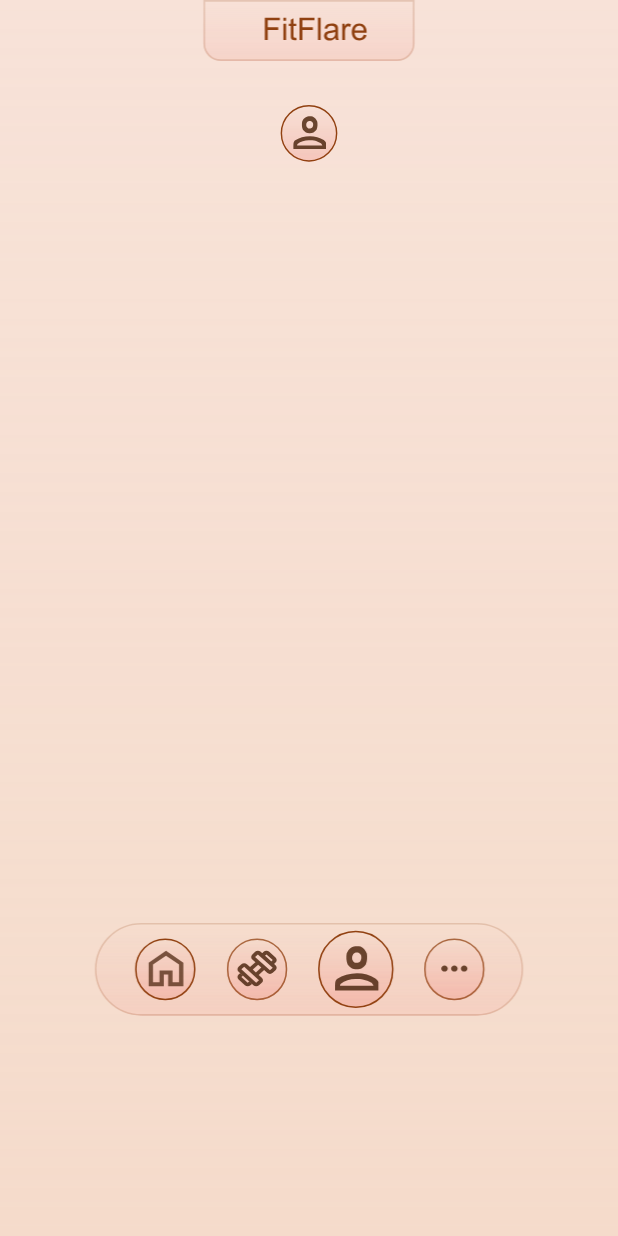
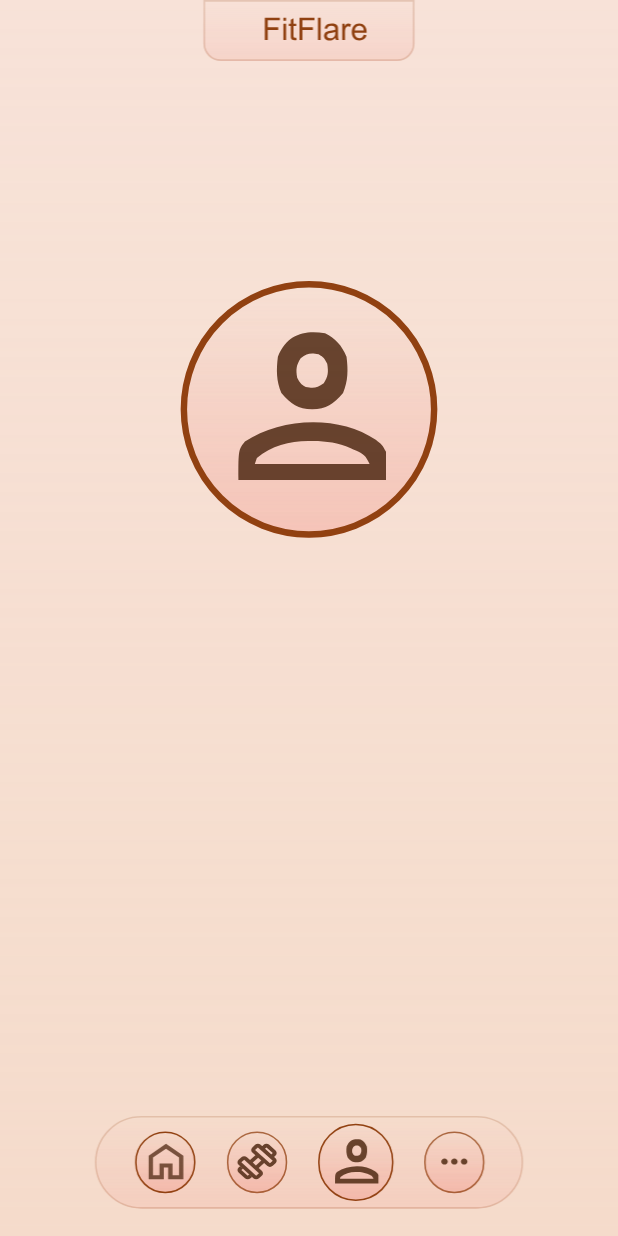
Before and after one commit to sneri12pic/FitnessApp, an Android app: the ProfileActivity screen opened directly, with no data from a screen before it, on a phone screen of 412 x 824 dp. Run offline under Robolectric (Android 15) with nearby library versions, the light colour scheme and no system bars.

Commit message:
Buttons - Margin for btn was corrected - Image margin was corrected

```diff
--- a/app/src/main/res/layout/activity_profile.xml
+++ b/app/src/main/res/layout/activity_profile.xml
@@ -1,75 +1,75 @@
-<?xml version="1.0" encoding="utf-8"?>
-<LinearLayout xmlns:android="http://schemas.android.com/apk/res/android"
-    xmlns:app="http://schemas.android.com/apk/res-auto"
+<RelativeLayout xmlns:android="http://schemas.android.com/apk/res/android"
     xmlns:tools="http://schemas.android.com/tools"
     android:layout_width="match_parent"
     android:layout_height="match_parent"
     android:fitsSystemWindows="true"
     tools:context=".ProfileActivity"
-    android:orientation="vertical"
     android:background="@drawable/background">
 
     <ImageView
         android:id="@+id/name"
         android:layout_width="match_parent"
         android:layout_height="50dp"
-        android:layout_gravity="center"
-        android:layout_marginTop="0dp"
+        android:layout_centerHorizontal="true"
         android:src="@drawable/name" />
 
     <ImageView
         android:id="@+id/profile_picture"
-        android:layout_width="45dp"
-        android:layout_height="45dp"
-        android:layout_gravity="center"
+        android:layout_width="205dp"
+        android:layout_height="440dp"
+        android:layout_below="@id/name"
+        android:layout_centerHorizontal="true"
         android:layout_marginTop="20dp"
         android:src="@drawable/profile_icon" />
 
     <RelativeLayout
-        android:layout_width="wrap_content"
+        android:layout_width="match_parent"
         android:layout_height="wrap_content"
-        android:layout_marginLeft="0dp"
-        android:layout_marginTop="500dp"
-        android:orientation="horizontal">
+        android:layout_alignParentBottom="true"
+        android:layout_marginBottom="10dp">
 
         <ImageView
             android:id="@+id/panel_bottom"
             android:layout_width="match_parent"
             android:layout_height="70dp"
-            android:layout_gravity="center"
+            android:layout_centerHorizontal="true"
             android:src="@drawable/panelbottomprofile" />
 
         <LinearLayout
-            android:layout_width="wrap_content"
-            android:layout_height="wrap_content"
-            android:layout_marginLeft="67dp"
-            android:layout_marginTop="8dp">
+            android:layout_width="match_parent"
+            android:layout_height="50dp"
+            android:orientation="horizontal">
+
             <Button
                 android:id="@+id/btn_home"
                 android:layout_width="40dp"
-                android:layout_height="45dp"
-                android:layout_marginLeft="23dp"
+                android:layout_height="40dp"
+                android:layout_marginLeft="90dp"
+                android:layout_marginTop="5dp"
                 android:alpha="0"
-                android:onClick="goToHomeActivity"/>
-            <Button
-                android:id="@+id/btn_profile"
-                android:layout_width="40dp"
-                android:layout_height="45dp"
-                android:layout_marginLeft="24dp"
-                android:alpha="0"
-                android:onClick="goToProfileActivity"/>
+                android:onClick="goToHomeActivity" />
             <Button
                 android:id="@+id/btn_dumbbell"
                 android:layout_width="40dp"
-                android:layout_height="45dp"
-                android:layout_marginLeft="25dp"
+                android:layout_height="40dp"
+                android:layout_marginLeft="21dp"
+                android:layout_marginTop="5dp"
                 android:alpha="0" />
+            <Button
+                android:id="@+id/btn_profile"
+                android:layout_width="50dp"
+                android:layout_height="50dp"
+                android:layout_marginLeft="20dp"
+                android:layout_marginTop="5dp"
+                android:alpha="0"
+                android:onClick="goToProfileActivity" />
             <Button
                 android:id="@+id/settings"
                 android:layout_width="40dp"
-                android:layout_height="45dp"
-                android:layout_marginLeft="25dp"
+                android:layout_height="40dp"
+                android:layout_marginLeft="21dp"
+                android:layout_marginTop="5dp"
                 android:alpha="0" />
         </LinearLayout>
     </RelativeLayout>
-</LinearLayout>
+</RelativeLayout>
```
Also changed, not shown: app/src/main/res/layout/activity_home.xml (+33 -33 lines).
